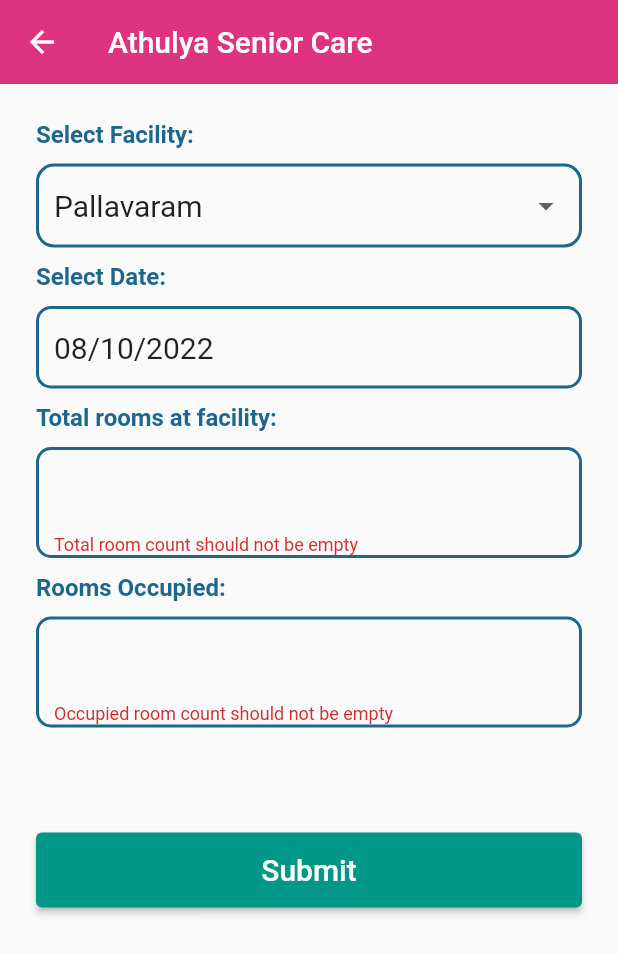
After one commit to Harish-Athulya/Athulya-App, a Flutter app: the OccupancyUpdate screen opened directly, after a tap on "Submit", on a phone screen of 412 x 824 dp. The commit adds this screen. Shown: the top 954 px of the screen. Run offline on Flutter 3.47's test engine with Material 2 defaults, Android fonts, the phone set to English and light mode, and no system bars; our stand-ins replace cloud_firestore, dio, file_picker, firebase_core, firebase_storage, gallery_saver; accounts and stored records are empty.

Commit message:
Occupancy data progress

```diff
--- /dev/null
+++ b/lib/classes/room.dart
@@ -0,0 +1,61 @@
+class Room {
+  String id;
+  final String branch;
+  final String date;
+  final String count;
+  final String occupied;
+
+  Room(
+    {
+      this.id = '',
+      required this.branch,
+      required this.date,
+      required this.count,
+      required this.occupied
+    }
+  );
+
+  Map<String, dynamic> toJson() => {
+        'id': id,
+        'branch': branch,
+        'date': date,
+        'count': count,
+        'occupied': occupied,
+      };
+
+  static Room fromJson(Map<String, dynamic> json) => Room(
+      branch: json['branch'],
+      date: json['date'],
+      count: json['count'],
+      occupied: json['occupied'],
+      id: json['id']
+  );
+
+  static String docId(String branch, String date) {
+    final String documentId;
+    late final String abbrBranch;
+
+    switch (branch) {
+      case 'Arumbakkam':
+        abbrBranch = 'ARM';
+        break;
+      case 'Neelankarai':
+        abbrBranch = 'NLK';
+        break;
+      case 'Pallavaram':
+        abbrBranch = 'PVM';
+        break;
+      case 'Perungudi':
+        abbrBranch = 'PRG';
+        break;
+    }
+
+    documentId = '${abbrBranch}-${date}';
+    print(documentId);
+    return documentId;
+  }
+
+
+
+
+}
--- /dev/null
+++ b/lib/occupancy/pages/occupancy_update.dart
@@ -0,0 +1,266 @@
+import 'package:athulya_app/classes/room.dart';
+import 'package:athulya_app/utils/constants.dart';
+import 'package:athulya_app/widgets/custom_dropdown.dart';
+import 'package:cloud_firestore/cloud_firestore.dart';
+import 'package:flutter/material.dart';
+import 'package:flutter/src/foundation/key.dart';
+
+class OccupancyUpdate extends StatefulWidget {
+  const OccupancyUpdate({Key? key}) : super(key: key);
+
+  @override
+  State<OccupancyUpdate> createState() => _OccupancyUpdateState();
+}
+
+class _OccupancyUpdateState extends State<OccupancyUpdate> {
+  final branch = ['Pallavaram', 'Perungudi', 'Neelankarai', 'Arumbakkam'];
+  String selectedBranch = 'Pallavaram';
+
+  final TextEditingController countController = TextEditingController();
+  final TextEditingController occupiedController = TextEditingController();
+
+  DateTime date = DateTime.now();
+  final formkey = GlobalKey<FormState>();
+
+  @override
+  Widget build(BuildContext context) {
+    final sdate = date.day.toString().padLeft(2, '0');
+    final smonth = date.month.toString().padLeft(2, '0');
+    final syear = date.year.toString().padLeft(4, '0');
+
+    return Scaffold(
+      resizeToAvoidBottomInset: false,
+      appBar: AppBar(
+        backgroundColor: primaryColor,
+        title: Text('Athulya Senior Care'),
+        elevation: 0,
+      ),
+      body: SingleChildScrollView(
+        child: Container(
+          padding: EdgeInsets.all(24),
+          child: Form(
+            key: formkey,
+            child: Column(
+              crossAxisAlignment: CrossAxisAlignment.start,
+              children: <Widget>[
+                Text(
+                  'Select Facility:',
+                  style: TextStyle(
+                      color: secondaryColor,
+                      fontWeight: FontWeight.bold,
+                      fontSize: 16),
+                ),
+                SizedBox(
+                  height: 10,
+                ),
+                Container(
+                  padding: EdgeInsets.symmetric(vertical: 2, horizontal: 10),
+                  decoration: BoxDecoration(
+                    border: Border.all(color: secondaryColor, width: 2),
+                    borderRadius: BorderRadius.circular(12),
+                  ),
+                  child: DropdownButtonHideUnderline(
+                    child: DropdownButton<String>(
+                        isExpanded: true,
+                        value: this.selectedBranch,
+                        items: branch.map(buildMenuItem).toList(),
+                        onChanged: (value) => setState(() {
+                              this.selectedBranch = value!;
+                            })),
+                  ),
+                ),
+                SizedBox(
+                  height: 10,
+                ),
+                Text(
+                  'Select Date:',
+                  style: TextStyle(
+                      color: secondaryColor,
+                      fontWeight: FontWeight.bold,
+                      fontSize: 16),
+                ),
+                SizedBox(
+                  height: 10,
+                ),
+                GestureDetector(
+                  onTap: () async {
+                    DateTime? selectedDate = await showDatePicker(
+                        context: context,
+                        initialDate: date,
+                        firstDate: DateTime(2022),
+                        lastDate: DateTime(2050));
+
+                    if (selectedDate == null) return;
+                    setState(() {
+                      date = selectedDate;
+                    });
+                  },
+                  child: Container(
+                      decoration: BoxDecoration(
+                          borderRadius: BorderRadius.circular(10),
+                          // color: Colors.red,
+                          border: Border.all(color: secondaryColor, width: 2)),
+                      height: 55,
+                      padding: EdgeInsets.fromLTRB(10, 0, 0, 0),
+                      child: Row(
+                        // mainAxisAlignment: MainAxisAlignment.center,
+                        crossAxisAlignment: CrossAxisAlignment.center,
+                        children: [
+                          Text(
+                            // '${date.day}/${date.month}/${date.year}',
+                            '${sdate}/${smonth}/${syear}',
+                            textAlign: TextAlign.left,
+                            style: TextStyle(fontSize: 20),
+                          ),
+                        ],
+                      )),
+                ),
+                SizedBox(
+                  height: 10,
+                ),
+                Text(
+                  'Total rooms at facility: ',
+                  style: TextStyle(
+                      color: secondaryColor,
+                      fontWeight: FontWeight.bold,
+                      fontSize: 16),
+                ),
+                SizedBox(
+                  height: 10,
+                ),
+                Container(
+                  padding: const EdgeInsets.only(left: 10),
+                  // height: 55,
+                  constraints: BoxConstraints(minHeight: 55),
+                  decoration: BoxDecoration(
+                    borderRadius: BorderRadius.circular(10),
+                    border: Border.all(color: secondaryColor, width: 2),
+                  ),
+                  child: TextFormField(
+                    controller: countController,
+                    keyboardType: TextInputType.number,
+                    decoration: InputDecoration(border: InputBorder.none),
+                    style: TextStyle(fontSize: 20),
+                    validator: (value) {
+                      if (value == null || value.isEmpty) {
+                        return "Total room count should not be empty";
+                      }
+                      return null;
+                    },
+                  ),
+                ),
+                SizedBox(
+                  height: 10,
+                ),
+                Text(
+                  'Rooms Occupied: ',
+                  style: TextStyle(
+                      color: secondaryColor,
+                      fontWeight: FontWeight.bold,
+                      fontSize: 16),
+                ),
+                SizedBox(
+                  height: 10,
+                ),
+                Container(
+                  // padding: const EdgeInsets.only(left: 10),
+                  padding: const EdgeInsets.symmetric(horizontal: 10),
+                  // height: 55,
+                  constraints: BoxConstraints(minHeight: 55),
+                  decoration: BoxDecoration(
+                    borderRadius: BorderRadius.circular(10),
+                    border: Border.all(color: secondaryColor, width: 2),
+                  ),
+                  child: TextFormField(
+                    controller: occupiedController,
+                    keyboardType: TextInputType.number,
+                    decoration: InputDecoration(
+                      border: InputBorder.none,
+                      // contentPadding:
+                      // const EdgeInsets.symmetric(vertical: 10)
+                    ),
+                    style: TextStyle(fontSize: 20),
+                    validator: (value) {
+                      if (value == null || value.isEmpty) {
+                        return "Occupied room count should not be empty";
+                      }
+                      return null;
+                    },
+/*                     validator: (value) {
+                      if (value == null || value.isEmpty) {
+                        print("Rooms occupied should not be null");
+                      }
+                      return null;
+                    },
+ */
+                  ),
+                ),
+                SizedBox(
+                  height: 70,
+                ),
+                ElevatedButton(
+                  style: ElevatedButton.styleFrom(
+                      minimumSize: Size.fromHeight(50), primary: Colors.teal),
+                  child: Text(
+                    'Submit',
+                    style: TextStyle(fontSize: 20),
+                  ),
+                  onPressed: () {
+                    if (formkey.currentState!.validate()) {
+                      final String branchName = this.selectedBranch;
+                      final String fdate = '${sdate}-${smonth}-${syear}';
+
+                      final count = countController.text;
+                      final occupied = occupiedController.text;
+
+                      final docId = Room.docId(branchName, fdate);
+
+                      final room = Room(
+                          branch: branchName,
+                          date: fdate,
+                          count: count,
+                          occupied: occupied);
+
+                      submitRoomData(room);
+/*                       print(docId);
+                      print(count);
+                      print(occupied);
+ */
+
+                    }
+                  },
+                ),
+              ],
+            ),
+          ),
+        ),
+      ),
+    );
+  }
+
+  Future submitRoomData(Room room) async {
+    try {
+      room.id = Room.docId(room.branch, room.date);
+      final docUser =
+          FirebaseFirestore.instance.collection('Occupancy').doc(room.id);
+      final json = room.toJson();
+      await docUser.set(json);
+
+      final snackBar = SnackBar(content: Text('Content Uploaded'));
+      ScaffoldMessenger.of(context).showSnackBar(snackBar);
+
+      Navigator.pop(context);
+    } on FirebaseException catch (e) {
+      print(e);
+    }
+  }
+
+  DropdownMenuItem<String> buildMenuItem(String item) {
+    return DropdownMenuItem(
+        value: item,
+        child: Text(
+          item,
+          style: TextStyle(fontSize: 20),
+        ));
+  }
+}
--- a/lib/pages/form_page.dart
+++ b/lib/pages/form_page.dart
@@ -374,7 +374,8 @@
     print(foodItem);
     print(menuController.text);
 
- */ // final snackBar = SnackBar(content: Text(selectedItem!));
+ */
+    // final snackBar = SnackBar(content: Text(selectedItem!));
     // ScaffoldMessenger.of(context).showSnackBar(snackBar);
 
     final path = '${selectedItem}/${pickedFile!.name}';
--- a/pubspec.yaml
+++ b/pubspec.yaml
@@ -38,7 +38,7 @@
   cupertino_icons: ^1.0.2
   file_picker: ^5.2.0
   firebase_core: ^1.22.0
-  firebase_stor age: ^10.3.8
+  firebase_storage: ^10.3.8
   path_provider: ^2.0.11
   dio: ^4.0.6
   gallery_saver: ^2.3.2
```
Also changed, not shown: lib/occupancy/pages/main_update.dart (deleted, +0 -63 lines), lib/occupancy/pages/occupancy_main.dart (+10 -5 lines), lib/occupancy/pages/occupancy_tracker.dart (added, +161 -0 lines).
